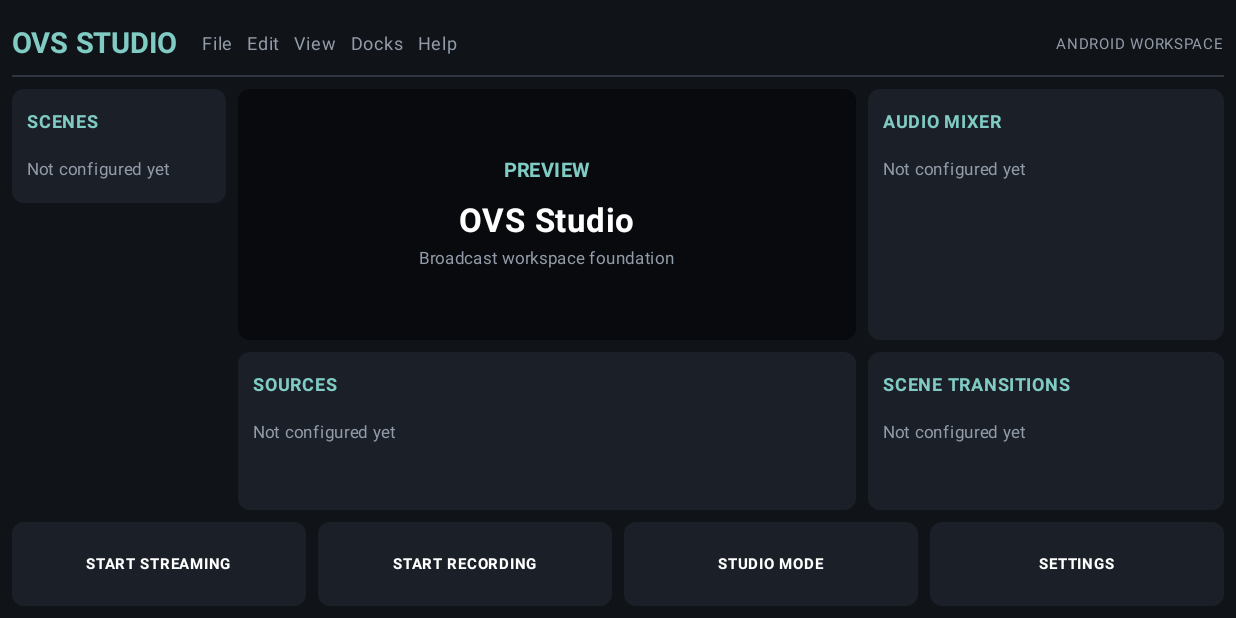
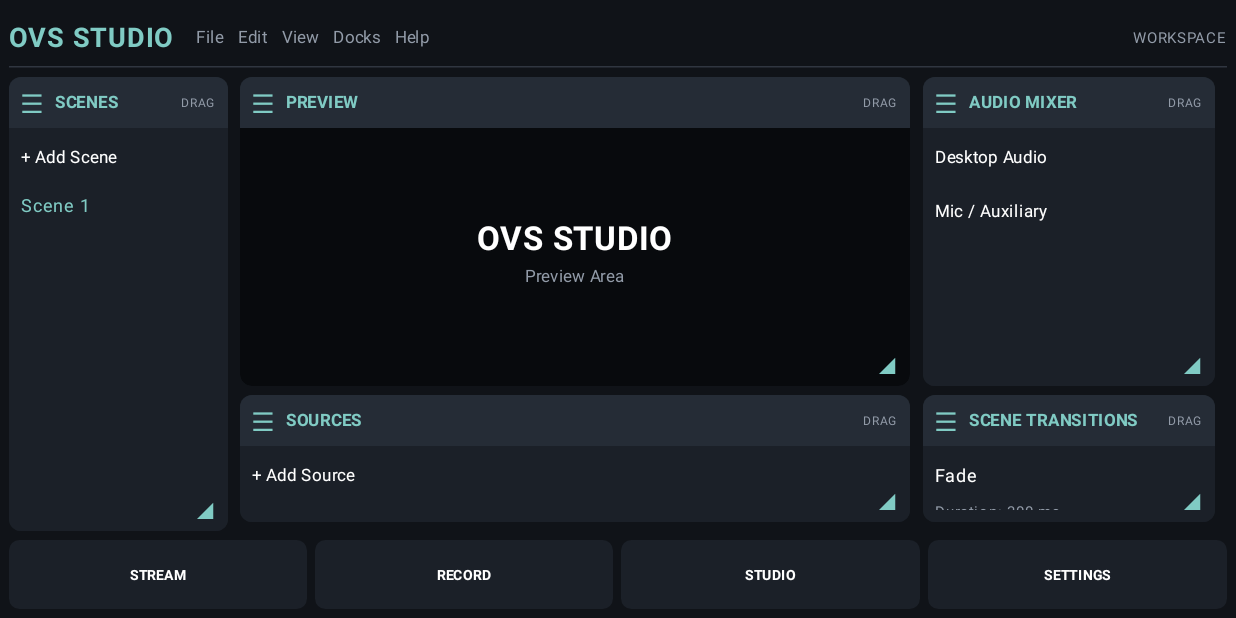
Before and after one commit to HarxhXT/OVS-Studio, an Android app built with Jetpack Compose: the screen it shows after launch (MainActivity), on a phone screen of 824 x 412 dp (held sideways). Run offline under Robolectric (Android 15) with nearby library versions, the phone set to English and light mode, and no system bars.

Commit message:
Refactor MainActivity layout and add Dock class
Refactor MainActivity to improve layout and functionality. Adjusted paddings, heights, and added Dock class for better dock management.

```diff
--- a/app/src/main/java/com/harxhxt/ovsstudio/MainActivity.kt
+++ b/app/src/main/java/com/harxhxt/ovsstudio/MainActivity.kt
@@ -1,20 +1,25 @@
-
 package com.harxhxt.ovsstudio
 
 import android.os.Bundle
 import androidx.activity.ComponentActivity
 import androidx.activity.compose.setContent
 import androidx.compose.foundation.background
+import androidx.compose.foundation.gestures.detectDragGestures
 import androidx.compose.foundation.layout.*
 import androidx.compose.foundation.shape.RoundedCornerShape
 import androidx.compose.material3.*
-import androidx.compose.runtime.Composable
+import androidx.compose.runtime.*
 import androidx.compose.ui.Alignment
 import androidx.compose.ui.Modifier
+import androidx.compose.ui.draw.clip
 import androidx.compose.ui.graphics.Color
+import androidx.compose.ui.input.pointer.pointerInput
 import androidx.compose.ui.text.font.FontWeight
+import androidx.compose.ui.unit.IntOffset
 import androidx.compose.ui.unit.dp
 import androidx.compose.ui.unit.sp
+import androidx.compose.ui.zIndex
+import kotlin.math.roundToInt
 
 private val Background = Color(0xFF101318)
 private val Panel = Color(0xFF1B2028)
@@ -39,162 +44,269 @@ class MainActivity : ComponentActivity() {
     }
 }
 
+class Dock(
+    val title: String,
+    val type: String,
+    x: Float,
+    y: Float,
+    width: Float,
+    height: Float
+) {
+    var x by mutableFloatStateOf(x)
+    var y by mutableFloatStateOf(y)
+    var width by mutableFloatStateOf(width)
+    var height by mutableFloatStateOf(height)
+}
+
 @Composable
 fun OvsWorkspace() {
+    val docks = remember {
+        mutableStateListOf(
+            Dock("SCENES", "scenes", 0f, 0f, 0.18f, 1f),
+            Dock("PREVIEW", "preview", 0.19f, 0f, 0.55f, 0.68f),
+            Dock("SOURCES", "sources", 0.19f, 0.70f, 0.55f, 0.28f),
+            Dock("AUDIO MIXER", "audio", 0.75f, 0f, 0.24f, 0.68f),
+            Dock("SCENE TRANSITIONS", "transitions", 0.75f, 0.70f, 0.24f, 0.28f)
+        )
+    }
+
     Column(
         modifier = Modifier
             .fillMaxSize()
             .background(Background)
-            .padding(8.dp)
+            .padding(6.dp)
     ) {
         Row(
             modifier = Modifier
                 .fillMaxWidth()
-                .height(42.dp),
+                .height(38.dp),
             verticalAlignment = Alignment.CenterVertically
         ) {
             Text(
                 "OVS STUDIO",
                 color = Accent,
-                fontSize = 19.sp,
+                fontSize = 18.sp,
                 fontWeight = FontWeight.Bold
             )
 
-            Spacer(Modifier.width(16.dp))
+            Spacer(Modifier.width(14.dp))
 
             Text(
                 "File   Edit   View   Docks   Help",
                 color = Muted,
-                fontSize = 12.sp
+                fontSize = 11.sp
             )
 
             Spacer(Modifier.weight(1f))
 
             Text(
-                "ANDROID WORKSPACE",
+                "WORKSPACE",
                 color = Muted,
                 fontSize = 10.sp
             )
         }
 
-        Divider(color = Color(0xFF303640))
+        HorizontalDivider(color = Color(0xFF303640))
 
-        Row(
+        BoxWithConstraints(
             modifier = Modifier
                 .weight(1f)
                 .fillMaxWidth()
-                .padding(top = 8.dp),
-            horizontalArrangement = Arrangement.spacedBy(8.dp)
+                .padding(top = 6.dp)
         ) {
-            DockPanel(
-                title = "SCENES",
-                modifier = Modifier.weight(0.18f)
+            val workspaceWidth = maxWidth
+            val workspaceHeight = maxHeight
+
+            docks.forEachIndexed { index, dock ->
+
+                val panelWidth =
+                    (workspaceWidth * dock.width).coerceAtLeast(70.dp)
+
+                val panelHeight =
+                    (workspaceHeight * dock.height).coerceAtLeast(70.dp)
+
+                Column(
+                    modifier = Modifier
+                        .offset {
+                            IntOffset(
+                                (workspaceWidth.toPx() * dock.x).roundToInt(),
+                                (workspaceHeight.toPx() * dock.y).roundToInt()
+                            )
+                        }
+                        .width(panelWidth)
+                        .height(panelHeight)
+                        .zIndex(index.toFloat())
+                        .clip(RoundedCornerShape(8.dp))
+                        .background(Panel)
+                ) {
+                    Row(
+                        modifier = Modifier
+                            .fillMaxWidth()
+                            .height(34.dp)
+                            .background(Color(0xFF252C36))
+                            .pointerInput(dock, workspaceWidth, workspaceHeight) {
+                                detectDragGestures { change, dragAmount ->
+                                    change.consume()
+
+                                    val dx = dragAmount.x / workspaceWidth.toPx()
+                                    val dy = dragAmount.y / workspaceHeight.toPx()
+
+                                    dock.x = (dock.x + dx)
+                                        .coerceIn(0f, 1f - dock.width)
+
+                                    dock.y = (dock.y + dy)
+                                        .coerceIn(0f, 1f - dock.height)
+                                }
+                            },
+                        verticalAlignment = Alignment.CenterVertically
+                    ) {
+                        Text(
+                            "☰",
+                            color = Accent,
+                            fontSize = 17.sp,
+                            modifier = Modifier.padding(horizontal = 8.dp)
                         )
 
-            Column(
-                modifier = Modifier.weight(0.52f),
-                verticalArrangement = Arrangement.spacedBy(8.dp)
-            ) {
-                PreviewPanel(
-                    modifier = Modifier.weight(1f)
+                        Text(
+                            dock.title,
+                            color = Accent,
+                            fontSize = 11.sp,
+                            fontWeight = FontWeight.Bold
                         )
 
-                DockPanel(
-                    title = "SOURCES",
-                    modifier = Modifier.height(105.dp)
+                        Spacer(Modifier.weight(1f))
+
+                        Text(
+                            "DRAG",
+                            color = Muted,
+                            fontSize = 8.sp,
+                            modifier = Modifier.padding(end = 8.dp)
                         )
                     }
 
-            Column(
-                modifier = Modifier.weight(0.30f),
-                verticalArrangement = Arrangement.spacedBy(8.dp)
+                    Box(
+                        modifier = Modifier
+                            .weight(1f)
+                            .fillMaxWidth()
+                            .background(
+                                if (dock.type == "preview")
+                                    Color(0xFF080A0D)
+                                else Panel
+                            )
                     ) {
-                DockPanel(
-                    title = "AUDIO MIXER",
-                    modifier = Modifier.weight(1f)
+                        DockContent(dock.type)
+
+                        Box(
+                            modifier = Modifier
+                                .size(30.dp)
+                                .align(Alignment.BottomEnd)
+                                .pointerInput(
+                                    dock,
+                                    workspaceWidth,
+                                    workspaceHeight
+                                ) {
+                                    detectDragGestures { change, dragAmount ->
+                                        change.consume()
+
+                                        val dw =
+                                            dragAmount.x / workspaceWidth.toPx()
+
+                                        val dh =
+                                            dragAmount.y / workspaceHeight.toPx()
+
+                                        dock.width = (dock.width + dw)
+                                            .coerceIn(
+                                                0.15f,
+                                                1f - dock.x
                                             )
 
-                DockPanel(
-                    title = "SCENE TRANSITIONS",
-                    modifier = Modifier.height(105.dp)
+                                        dock.height = (dock.height + dh)
+                                            .coerceIn(
+                                                0.15f,
+                                                1f - dock.y
                                             )
+                                    }
+                                },
+                            contentAlignment = Alignment.Center
+                        ) {
+                            Text(
+                                "◢",
+                                color = Accent,
+                                fontSize = 18.sp
+                            )
+                        }
+                    }
+                }
             }
         }
 
         Row(
             modifier = Modifier
                 .fillMaxWidth()
-                .height(64.dp)
-                .padding(top = 8.dp),
-            horizontalArrangement = Arrangement.spacedBy(8.dp)
+                .height(52.dp)
+                .padding(top = 6.dp),
+            horizontalArrangement = Arrangement.spacedBy(5.dp)
         ) {
-            WorkspaceButton("START STREAMING")
-            WorkspaceButton("START RECORDING")
-            WorkspaceButton("STUDIO MODE")
+            WorkspaceButton("STREAM")
+            WorkspaceButton("RECORD")
+            WorkspaceButton("STUDIO")
             WorkspaceButton("SETTINGS")
         }
     }
 }
 
 @Composable
-fun DockPanel(
-    title: String,
-    modifier: Modifier = Modifier
-) {
+fun DockContent(type: String) {
+    when (type) {
+        "preview" -> {
             Column(
-        modifier = modifier
-            .fillMaxWidth()
-            .background(Panel, RoundedCornerShape(8.dp))
-            .padding(10.dp)
+                modifier = Modifier.fillMaxSize(),
+                horizontalAlignment = Alignment.CenterHorizontally,
+                verticalArrangement = Arrangement.Center
             ) {
                 Text(
-            title,
-            color = Accent,
-            fontSize = 12.sp,
+                    "OVS STUDIO",
+                    color = Color.White,
+                    fontSize = 22.sp,
                     fontWeight = FontWeight.Bold
                 )
 
-        Spacer(Modifier.height(8.dp))
-
                 Text(
-            "Not configured yet",
+                    "Preview Area",
                     color = Muted,
                     fontSize = 11.sp
                 )
             }
         }
 
-@Composable
-fun PreviewPanel(modifier: Modifier = Modifier) {
-    Column(
-        modifier = modifier
-            .fillMaxWidth()
-            .background(Color(0xFF080A0D), RoundedCornerShape(8.dp))
-            .padding(12.dp),
-        horizontalAlignment = Alignment.CenterHorizontally,
-        verticalArrangement = Arrangement.Center
-    ) {
-        Text(
-            "PREVIEW",
-            color = Accent,
-            fontSize = 13.sp,
-            fontWeight = FontWeight.Bold
-        )
+        "scenes" -> {
+            Column(Modifier.padding(8.dp)) {
+                Text("+ Add Scene", color = Color.White, fontSize = 11.sp)
+                Spacer(Modifier.height(8.dp))
+                Text("Scene 1", color = Accent, fontSize = 12.sp)
+            }
+        }
 
-        Spacer(Modifier.height(8.dp))
+        "sources" -> {
+            Column(Modifier.padding(8.dp)) {
+                Text("+ Add Source", color = Color.White, fontSize = 11.sp)
+            }
+        }
 
-        Text(
-            "OVS Studio",
-            color = Color.White,
-            fontSize = 22.sp,
-            fontWeight = FontWeight.Bold
-        )
+        "audio" -> {
+            Column(Modifier.padding(8.dp)) {
+                Text("Desktop Audio", color = Color.White, fontSize = 11.sp)
+                Spacer(Modifier.height(12.dp))
+                Text("Mic / Auxiliary", color = Color.White, fontSize = 11.sp)
+            }
+        }
 
-        Text(
-            "Broadcast workspace foundation",
-            color = Muted,
-            fontSize = 11.sp
-        )
+        "transitions" -> {
+            Column(Modifier.padding(8.dp)) {
+                Text("Fade", color = Color.White, fontSize = 12.sp)
+                Text("Duration: 300 ms", color = Muted, fontSize = 10.sp)
+            }
+        }
     }
 }
 
@@ -205,15 +317,13 @@ fun RowScope.WorkspaceButton(label: String) {
             .weight(1f)
             .fillMaxHeight(),
         color = Panel,
-        shape = RoundedCornerShape(8.dp)
+        shape = RoundedCornerShape(7.dp)
     ) {
-        Box(
-            contentAlignment = Alignment.Center
-        ) {
+        Box(contentAlignment = Alignment.Center) {
             Text(
                 label,
                 color = Color.White,
-                fontSize = 10.sp,
+                fontSize = 9.sp,
                 fontWeight = FontWeight.Bold
             )
         }
```
Lines whose indentation alone changed are shown as unchanged.
